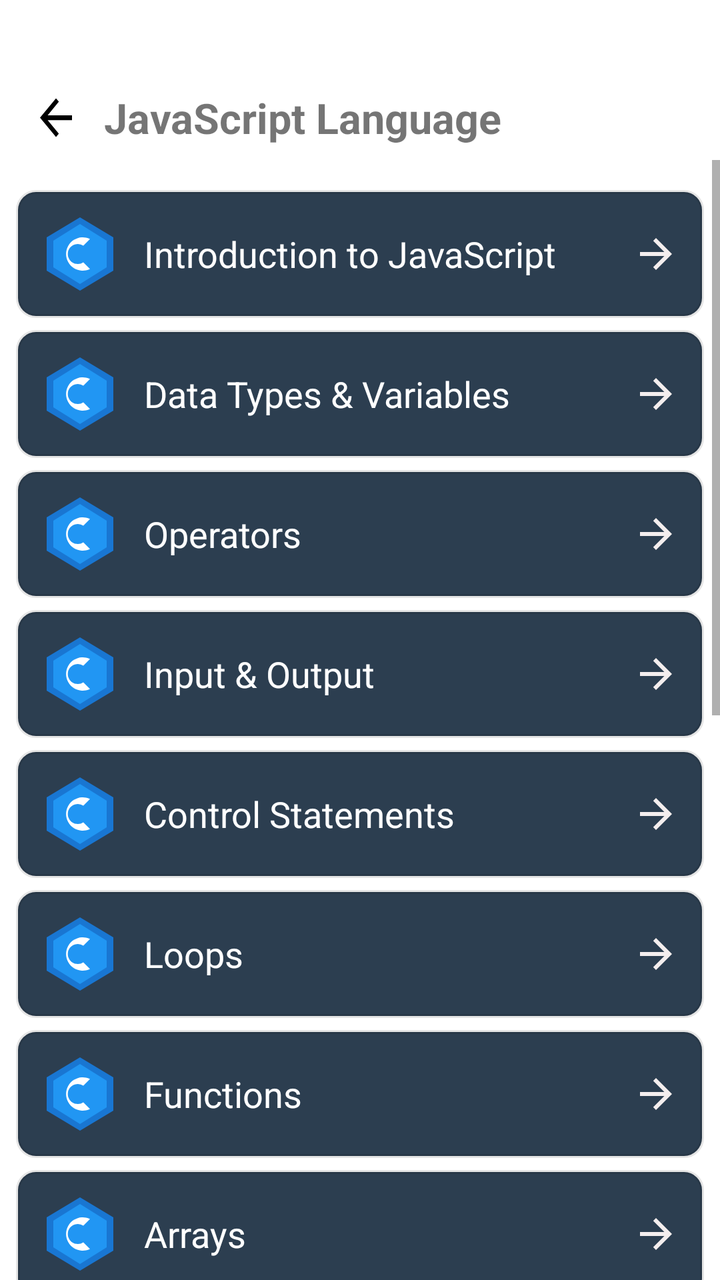
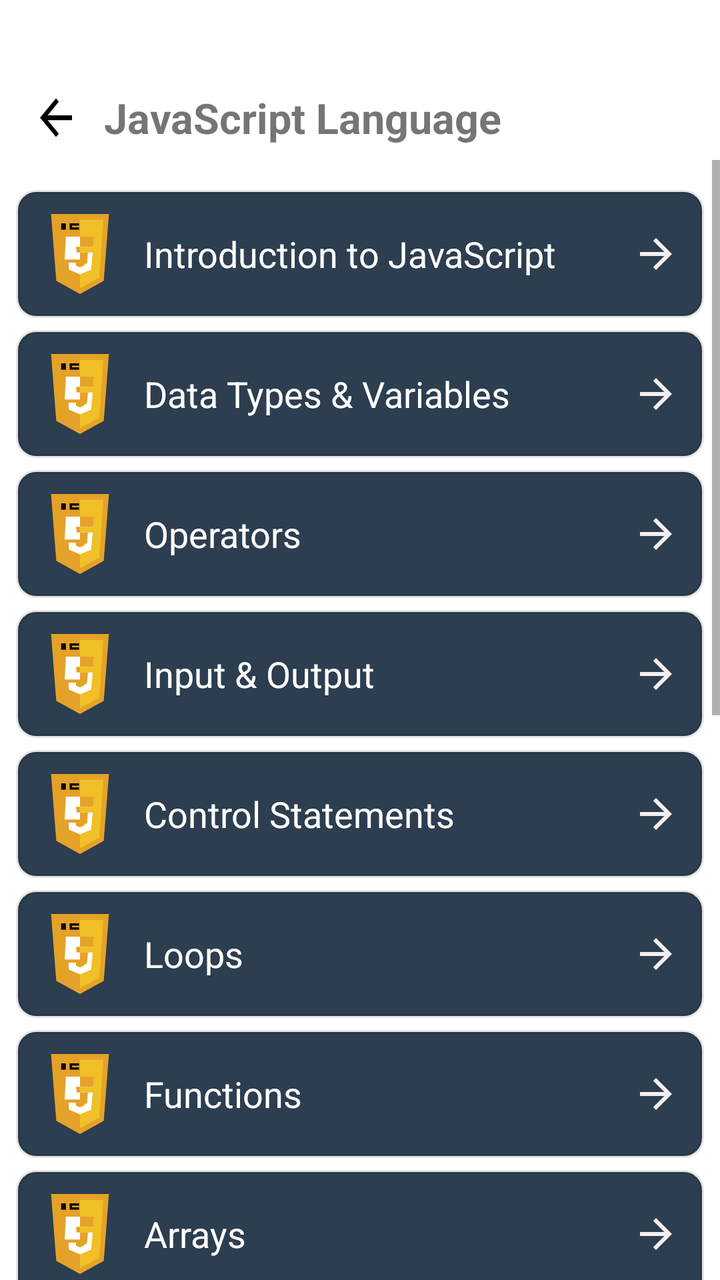

An Android layout rendered at two revisions. The XML below is the earlier revision; the diff shows what the commit changed to produce the second picture.
<!-- AndroidManifest.xml: application theme Theme.QuizApp -->
<!-- res/layout/activity_java_script.xml -->
<?xml version="1.0" encoding="utf-8"?>
<LinearLayout xmlns:android="http://schemas.android.com/apk/res/android"
    xmlns:app="http://schemas.android.com/apk/res-auto"
    android:layout_width="match_parent"
    android:layout_height="match_parent"
    android:orientation="vertical">

    
    <androidx.appcompat.widget.Toolbar
        android:id="@+id/cToolbar"
        android:layout_width="match_parent"
        android:layout_height="80dp"
        android:paddingTop="38dp"
        app:titleTextAppearance="@style/ToolbarTitleBold">

        <TextView
            android:id="@+id/backJavaScript"
            android:layout_width="wrap_content"
            android:layout_height="wrap_content"
            android:padding="5sp"
            android:background="@drawable/back"/>

        <TextView
            android:layout_width="match_parent"
            android:layout_height="wrap_content"
            android:text="JavaScript Language"
            android:textStyle="bold"
            android:textSize="21dp"
            android:paddingStart="12sp" />
    </androidx.appcompat.widget.Toolbar>

    

    <ScrollView
        android:layout_width="match_parent"
        android:layout_height="match_parent">

        <LinearLayout
            android:layout_width="match_parent"
            android:layout_height="wrap_content"
            android:orientation="vertical">

            
            <LinearLayout
                android:id="@+id/jsIntroduction"
                android:layout_width="match_parent"
                android:layout_height="wrap_content"
                android:background="@drawable/rounded_bg"
                android:orientation="horizontal"
                android:gravity="center_vertical"
                android:padding="12dp"
                android:layout_marginTop="15dp"
                android:layout_marginHorizontal="8dp">

                <ImageView
                    android:layout_width="40dp"
                    android:layout_height="40dp"
                    android:src="@drawable/ic_c_language" />

                <TextView
                    android:layout_width="0dp"
                    android:layout_height="wrap_content"
                    android:layout_weight="1"
                    android:layout_marginStart="12dp"
                    android:text="Introduction to JavaScript"
                    android:textColor="@android:color/white"
                    android:textSize="18sp" />

                <ImageView
                    android:layout_width="24dp"
                    android:layout_height="24dp"
                    android:src="@drawable/right_arrow" />
            </LinearLayout>

            
            <LinearLayout
                android:id="@+id/jsDataType"
                android:layout_width="match_parent"
                android:layout_height="wrap_content"
                android:background="@drawable/rounded_bg"
                android:orientation="horizontal"
                android:gravity="center_vertical"
                android:padding="12dp"
                android:layout_marginTop="6dp"
                android:layout_marginHorizontal="8dp">

                <ImageView
                    android:layout_width="40dp"
                    android:layout_height="40dp"
                    android:src="@drawable/ic_c_language" />

                <TextView
                    android:layout_width="0dp"
                    android:layout_height="wrap_content"
                    android:layout_weight="1"
                    android:layout_marginStart="12dp"
                    android:text="Data Types &amp; Variables"
                    android:textColor="@android:color/white"
                    android:textSize="18sp" />

                <ImageView
                    android:layout_width="24dp"
                    android:layout_height="24dp"
                    android:src="@drawable/right_arrow" />
            </LinearLayout>

            <LinearLayout
                android:id="@+id/jsOperators"
                android:layout_width="match_parent"
                android:layout_height="wrap_content"
                android:background="@drawable/rounded_bg"
                android:orientation="horizontal"
                android:gravity="center_vertical"
                android:padding="12dp"
                android:layout_marginTop="6dp"
                android:layout_marginHorizontal="8dp">

                <ImageView
                    android:layout_width="40dp"
                    android:layout_height="40dp"
                    android:src="@drawable/ic_c_language" />

                <TextView
                    android:layout_width="0dp"
                    android:layout_height="wrap_content"
                    android:layout_weight="1"
                    android:layout_marginStart="12dp"
                    android:text="Operators"
                    android:textColor="@android:color/white"
                    android:textSize="18sp" />

                <ImageView
                    android:layout_width="24dp"
                    android:layout_height="24dp"
                    android:src="@drawable/right_arrow" />
            </LinearLayout>

            
            <LinearLayout
                android:id="@+id/jsInput"
                android:layout_width="match_parent"
                android:layout_height="wrap_content"
                android:background="@drawable/rounded_bg"
                android:orientation="horizontal"
                android:gravity="center_vertical"
                android:padding="12dp"
                android:layout_marginTop="6dp"
                android:layout_marginHorizontal="8dp">

                <ImageView
                    android:layout_width="40dp"
                    android:layout_height="40dp"
                    android:src="@drawable/ic_c_language" />

                <TextView
                    android:layout_width="0dp"
                    android:layout_height="wrap_content"
                    android:layout_weight="1"
                    android:layout_marginStart="12dp"
                    android:text="Input &amp; Output"
                    android:textColor="@android:color/white"
                    android:textSize="18sp" />

                <ImageView
                    android:layout_width="24dp"
                    android:layout_height="24dp"
                    android:src="@drawable/right_arrow" />
            </LinearLayout>

            <LinearLayout
                android:id="@+id/jsStatements"
                android:layout_width="match_parent"
                android:layout_height="wrap_content"
                android:background="@drawable/rounded_bg"
                android:orientation="horizontal"
                android:gravity="center_vertical"
                android:padding="12dp"
                android:layout_marginTop="6dp"
                android:layout_marginHorizontal="8dp">

                <ImageView
                    android:layout_width="40dp"
                    android:layout_height="40dp"
                    android:src="@drawable/ic_c_language" />

                <TextView
                    android:layout_width="0dp"
                    android:layout_height="wrap_content"
                    android:layout_weight="1"
                    android:layout_marginStart="12dp"
                    android:text="Control Statements"
                    android:textColor="@android:color/white"
                    android:textSize="18sp" />

                <ImageView
                    android:layout_width="24dp"
                    android:layout_height="24dp"
                    android:src="@drawable/right_arrow" />
            </LinearLayout>

            
            <LinearLayout
                android:id="@+id/jsLoops"
                android:layout_width="match_parent"
                android:layout_height="wrap_content"
                android:background="@drawable/rounded_bg"
                android:orientation="horizontal"
                android:gravity="center_vertical"
                android:padding="12dp"
                android:layout_marginTop="6dp"
                android:layout_marginHorizontal="8dp">

                <ImageView
                    android:layout_width="40dp"
                    android:layout_height="40dp"
                    android:src="@drawable/ic_c_language" />

                <TextView
                    android:layout_width="0dp"
                    android:layout_height="wrap_content"
                    android:layout_weight="1"
                    android:layout_marginStart="12dp"
                    android:text="Loops"
                    android:textColor="@android:color/white"
                    android:textSize="18sp" />

                <ImageView
                    android:layout_width="24dp"
                    android:layout_height="24dp"
                    android:src="@drawable/right_arrow" />
            </LinearLayout>

            <LinearLayout
                android:id="@+id/jsFunctions"
                android:layout_width="match_parent"
                android:layout_height="wrap_content"
                android:background="@drawable/rounded_bg"
                android:orientation="horizontal"
                android:gravity="center_vertical"
                android:padding="12dp"
                android:layout_marginTop="6dp"
                android:layout_marginHorizontal="8dp">

                <ImageView
                    android:layout_width="40dp"
                    android:layout_height="40dp"
                    android:src="@drawable/ic_c_language" />

                <TextView
                    android:layout_width="0dp"
                    android:layout_height="wrap_content"
                    android:layout_weight="1"
                    android:layout_marginStart="12dp"
                    android:text="Functions"
                    android:textColor="@android:color/white"
                    android:textSize="18sp" />

                <ImageView
                    android:layout_width="24dp"
                    android:layout_height="24dp"
                    android:src="@drawable/right_arrow" />
            </LinearLayout>

            
            <LinearLayout
                android:id="@+id/jsArrays"
                android:layout_width="match_parent"
                android:layout_height="wrap_content"
                android:background="@drawable/rounded_bg"
                android:orientation="horizontal"
                android:gravity="center_vertical"
                android:padding="12dp"
                android:layout_marginTop="6dp"
                android:layout_marginHorizontal="8dp">

                <ImageView
                    android:layout_width="40dp"
                    android:layout_height="40dp"
                    android:src="@drawable/ic_c_language" />

                <TextView
                    android:layout_width="0dp"
                    android:layout_height="wrap_content"
                    android:layout_weight="1"
                    android:layout_marginStart="12dp"
                    android:text="Arrays"
                    android:textColor="@android:color/white"
                    android:textSize="18sp" />

                <ImageView
                    android:layout_width="24dp"
                    android:layout_height="24dp"
                    android:src="@drawable/right_arrow" />
            </LinearLayout>

            <LinearLayout
                android:id="@+id/jsStrings"
                android:layout_width="match_parent"
                android:layout_height="wrap_content"
                android:background="@drawable/rounded_bg"
                android:orientation="horizontal"
                android:gravity="center_vertical"
                android:padding="12dp"
                android:layout_marginTop="6dp"
                android:layout_marginHorizontal="8dp">

                <ImageView
                    android:layout_width="40dp"
                    android:layout_height="40dp"
                    android:src="@drawable/ic_c_language" />

                <TextView
                    android:layout_width="0dp"
                    android:layout_height="wrap_content"
                    android:layout_weight="1"
                    android:layout_marginStart="12dp"
                    android:text="Strings"
                    android:textColor="@android:color/white"
                    android:textSize="18sp" />

                <ImageView
                    android:layout_width="24dp"
                    android:layout_height="24dp"
                    android:src="@drawable/right_arrow" />
            </LinearLayout>

            
            <LinearLayout
                android:id="@+id/jsObjects"
                android:layout_width="match_parent"
                android:layout_height="wrap_content"
                android:background="@drawable/rounded_bg"
                android:orientation="horizontal"
                android:gravity="center_vertical"
                android:padding="12dp"
                android:layout_marginTop="6dp"
                android:layout_marginHorizontal="8dp">

                <ImageView
                    android:layout_width="40dp"
                    android:layout_height="40dp"
                    android:src="@drawable/ic_c_language" />

                <TextView
                    android:layout_width="0dp"
                    android:layout_height="wrap_content"
                    android:layout_weight="1"
                    android:layout_marginStart="12dp"
                    android:text="Objects"
                    android:textColor="@android:color/white"
                    android:textSize="18sp" />

                <ImageView
                    android:layout_width="24dp"
                    android:layout_height="24dp"
                    android:src="@drawable/right_arrow" />
            </LinearLayout>

            <LinearLayout
                android:id="@+id/jsDOM"
                android:layout_width="match_parent"
                android:layout_height="wrap_content"
                android:background="@drawable/rounded_bg"
                android:orientation="horizontal"
                android:gravity="center_vertical"
                android:padding="12dp"
                android:layout_marginTop="6dp"
                android:layout_marginHorizontal="8dp">

                <ImageView
                    android:layout_width="40dp"
                    android:layout_height="40dp"
                    android:src="@drawable/ic_c_language" />

                <TextView
                    android:layout_width="0dp"
                    android:layout_height="wrap_content"
                    android:layout_weight="1"
                    android:layout_marginStart="12dp"
                    android:text="DOM Manipulation"
                    android:textColor="@android:color/white"
                    android:textSize="18sp" />

                <ImageView
                    android:layout_width="24dp"
                    android:layout_height="24dp"
                    android:src="@drawable/right_arrow" />
            </LinearLayout>

            
            <LinearLayout
                android:id="@+id/jsEvents"
                android:layout_width="match_parent"
                android:layout_height="wrap_content"
                android:background="@drawable/rounded_bg"
                android:orientation="horizontal"
                android:gravity="center_vertical"
                android:padding="12dp"
                android:layout_marginTop="6dp"
                android:layout_marginHorizontal="8dp">

                <ImageView
                    android:layout_width="40dp"
                    android:layout_height="40dp"
                    android:src="@drawable/ic_c_language" />

                <TextView
                    android:layout_width="0dp"
                    android:layout_height="wrap_content"
                    android:layout_weight="1"
                    android:layout_marginStart="12dp"
                    android:text="Events"
                    android:textColor="@android:color/white"
                    android:textSize="18sp" />

                <ImageView
                    android:layout_width="24dp"
                    android:layout_height="24dp"
                    android:src="@drawable/right_arrow" />
            </LinearLayout>

            <LinearLayout
                android:id="@+id/jsClasses"
                android:layout_width="match_parent"
                android:layout_height="wrap_content"
                android:background="@drawable/rounded_bg"
                android:orientation="horizontal"
                android:gravity="center_vertical"
                android:padding="12dp"
                android:layout_marginTop="6dp"
                android:layout_marginHorizontal="8dp">

                <ImageView
                    android:layout_width="40dp"
                    android:layout_height="40dp"
                    android:src="@drawable/ic_c_language" />

                <TextView
                    android:layout_width="0dp"
                    android:layout_height="wrap_content"
                    android:layout_weight="1"
                    android:layout_marginStart="12dp"
                    android:text="Classes &amp; OOP"
                    android:textColor="@android:color/white"
                    android:textSize="18sp" />

                <ImageView
                    android:layout_width="24dp"
                    android:layout_height="24dp"
                    android:src="@drawable/right_arrow" />
            </LinearLayout>

            <LinearLayout
                android:id="@+id/jsErrorHandling"
                android:layout_width="match_parent"
                android:layout_height="wrap_content"
                android:background="@drawable/rounded_bg"
                android:orientation="horizontal"
                android:gravity="center_vertical"
                android:padding="12dp"
                android:layout_marginTop="6dp"
                android:layout_marginHorizontal="8dp">

                <ImageView
                    android:layout_width="40dp"
                    android:layout_height="40dp"
                    android:src="@drawable/ic_c_language" />

                <TextView
                    android:layout_width="0dp"
                    android:layout_height="wrap_content"
                    android:layout_weight="1"
                    android:layout_marginStart="12dp"
                    android:text="Error &amp; Exception Handling"
                    android:textColor="@android:color/white"
                    android:textSize="18sp" />

                <ImageView
                    android:layout_width="24dp"
                    android:layout_height="24dp"
                    android:src="@drawable/right_arrow" />
            </LinearLayout>

            <LinearLayout
                android:id="@+id/jsAsync"
                android:layout_width="match_parent"
                android:layout_height="wrap_content"
                android:background="@drawable/rounded_bg"
                android:orientation="horizontal"
                android:gravity="center_vertical"
                android:padding="12dp"
                android:layout_marginTop="6dp"
                android:layout_marginHorizontal="8dp">

                <ImageView
                    android:layout_width="40dp"
                    android:layout_height="40dp"
                    android:src="@drawable/ic_c_language" />

                <TextView
                    android:layout_width="0dp"
                    android:layout_height="wrap_content"
                    android:layout_weight="1"
                    android:layout_marginStart="12dp"
                    android:text="Async or Await"
                    android:textColor="@android:color/white"
                    android:textSize="18sp" />

                <ImageView
                    android:layout_width="24dp"
                    android:layout_height="24dp"
                    android:src="@drawable/right_arrow" />
            </LinearLayout>

            <LinearLayout
                android:id="@+id/jsPromises"
                android:layout_width="match_parent"
                android:layout_height="wrap_content"
                android:background="@drawable/rounded_bg"
                android:orientation="horizontal"
                android:gravity="center_vertical"
                android:padding="12dp"
                android:layout_marginTop="6dp"
                android:layout_marginHorizontal="8dp">

                <ImageView
                    android:layout_width="40dp"
                    android:layout_height="40dp"
                    android:src="@drawable/ic_c_language" />

                <TextView
                    android:layout_width="0dp"
                    android:layout_height="wrap_content"
                    android:layout_weight="1"
                    android:layout_marginStart="12dp"
                    android:text="Promises"
                    android:textColor="@android:color/white"
                    android:textSize="18sp" />

                <ImageView
                    android:layout_width="24dp"
                    android:layout_height="24dp"
                    android:src="@drawable/right_arrow" />
            </LinearLayout>

        </LinearLayout>
    </ScrollView>

</LinearLayout>
<!-- resources referenced by this layout -->
<resources>
  <!-- drawable back (drawable) -->
  <vector xmlns:android="http://schemas.android.com/apk/res/android"
      android:autoMirrored="true"
      android:height="24dp"
      android:width="24dp"
      android:viewportHeight="24"
      android:viewportWidth="24"
      android:tint="?attr/colorOnBackground">
  
      <path
          android:fillColor="@android:color/white"
          android:pathData="M20,11H7.83l5.59,-5.59L12,4l-8,8 8,8 1.41,-1.41L7.83,13H20v-2z"/>
  </vector>
  <!-- drawable ic_c_language (drawable) -->
  <vector xmlns:android="http://schemas.android.com/apk/res/android"
      android:width="48dp"
      android:height="48dp"
      android:viewportWidth="48"
      android:viewportHeight="48">
  
      
      <path
          android:fillColor="#1976D2"
          android:pathData="M24,2 L44,14 L44,34 L24,46 L4,34 L4,14 Z" />
  
      
      <path
          android:fillColor="#2196F3"
          android:pathData="M24,6 L40,16 L40,32 L24,42 L8,32 L8,16 Z" />
  
      
      <path
          android:fillColor="#FFFFFF"
          android:pathData="M30,15
                            A10,10 0 1,0 30,33
                            L26,29
                            A6,6 0 1,1 26,19 Z" />
  </vector>
  <!-- drawable right_arrow (drawable) -->
  <vector xmlns:android="http://schemas.android.com/apk/res/android" android:autoMirrored="true" android:height="24dp" android:tint="#F4EEEE" android:viewportHeight="24" android:viewportWidth="24" android:width="24dp">
        
      <path android:fillColor="@android:color/white" android:pathData="M12,4l-1.41,1.41L16.17,11H4v2h12.17l-5.58,5.59L12,20l8,-8z"/>
      
  </vector>
  <!-- drawable rounded_bg (drawable) -->
  <?xml version="1.0" encoding="utf-8"?>
  <shape xmlns:android="http://schemas.android.com/apk/res/android"
      android:shape="rectangle">
  
      
      <solid android:color="#2C3E50" />
  
      
      <corners android:radius="9dp" />
  
      
      <stroke
          android:width="2dp"
          android:color="#1A000000" />
  
  </shape>
  <style name="ToolbarTitleBold" parent="TextAppearance.Widget.AppCompat.Toolbar.Title">
          <item name="android:textStyle">bold</item>
      </style>
  <style name="Theme.QuizApp" parent="Theme.MaterialComponents.DayNight.NoActionBar">
          
          <item name="android:statusBarColor">@color/white</item>
          
          <item name="android:windowLightStatusBar">true</item>
      </style>
  <color name="white">#FFFFFFFF</color>
</resources>

<!-- the commit's change to res/layout/activity_java_script.xml (unified diff, before → after) -->
@@ -55,7 +55,7 @@
                 <ImageView
                     android:layout_width="40dp"
                     android:layout_height="40dp"
-                    android:src="@drawable/ic_c_language" />
+                    android:src="@drawable/javascript_logo" />
 
                 <TextView
                     android:layout_width="0dp"
@@ -87,7 +87,7 @@
                 <ImageView
                     android:layout_width="40dp"
                     android:layout_height="40dp"
-                    android:src="@drawable/ic_c_language" />
+                    android:src="@drawable/javascript_logo" />
 
                 <TextView
                     android:layout_width="0dp"
@@ -118,7 +118,7 @@
                 <ImageView
                     android:layout_width="40dp"
                     android:layout_height="40dp"
-                    android:src="@drawable/ic_c_language" />
+                    android:src="@drawable/javascript_logo" />
 
                 <TextView
                     android:layout_width="0dp"
@@ -150,7 +150,7 @@
                 <ImageView
                     android:layout_width="40dp"
                     android:layout_height="40dp"
-                    android:src="@drawable/ic_c_language" />
+                    android:src="@drawable/javascript_logo" />
 
                 <TextView
                     android:layout_width="0dp"
@@ -181,7 +181,7 @@
                 <ImageView
                     android:layout_width="40dp"
                     android:layout_height="40dp"
-                    android:src="@drawable/ic_c_language" />
+                    android:src="@drawable/javascript_logo" />
 
                 <TextView
                     android:layout_width="0dp"
@@ -213,7 +213,7 @@
                 <ImageView
                     android:layout_width="40dp"
                     android:layout_height="40dp"
-                    android:src="@drawable/ic_c_language" />
+                    android:src="@drawable/javascript_logo" />
 
                 <TextView
                     android:layout_width="0dp"
@@ -244,7 +244,7 @@
                 <ImageView
                     android:layout_width="40dp"
                     android:layout_height="40dp"
-                    android:src="@drawable/ic_c_language" />
+                    android:src="@drawable/javascript_logo" />
 
                 <TextView
                     android:layout_width="0dp"
@@ -276,7 +276,7 @@
                 <ImageView
                     android:layout_width="40dp"
                     android:layout_height="40dp"
-                    android:src="@drawable/ic_c_language" />
+                    android:src="@drawable/javascript_logo" />
 
                 <TextView
                     android:layout_width="0dp"
@@ -307,7 +307,7 @@
                 <ImageView
                     android:layout_width="40dp"
                     android:layout_height="40dp"
-                    android:src="@drawable/ic_c_language" />
+                    android:src="@drawable/javascript_logo" />
 
                 <TextView
                     android:layout_width="0dp"
@@ -339,7 +339,7 @@
                 <ImageView
                     android:layout_width="40dp"
                     android:layout_height="40dp"
-                    android:src="@drawable/ic_c_language" />
+                    android:src="@drawable/javascript_logo" />
 
                 <TextView
                     android:layout_width="0dp"
@@ -370,7 +370,7 @@
                 <ImageView
                     android:layout_width="40dp"
                     android:layout_height="40dp"
-                    android:src="@drawable/ic_c_language" />
+                    android:src="@drawable/javascript_logo" />
 
                 <TextView
                     android:layout_width="0dp"
@@ -402,7 +402,7 @@
                 <ImageView
                     android:layout_width="40dp"
                     android:layout_height="40dp"
-                    android:src="@drawable/ic_c_language" />
+                    android:src="@drawable/javascript_logo" />
 
                 <TextView
                     android:layout_width="0dp"
@@ -433,7 +433,7 @@
                 <ImageView
                     android:layout_width="40dp"
                     android:layout_height="40dp"
-                    android:src="@drawable/ic_c_language" />
+                    android:src="@drawable/javascript_logo" />
 
                 <TextView
                     android:layout_width="0dp"
@@ -464,7 +464,7 @@
                 <ImageView
                     android:layout_width="40dp"
                     android:layout_height="40dp"
-                    android:src="@drawable/ic_c_language" />
+                    android:src="@drawable/javascript_logo" />
 
                 <TextView
                     android:layout_width="0dp"
@@ -495,7 +495,7 @@
                 <ImageView
                     android:layout_width="40dp"
                     android:layout_height="40dp"
-                    android:src="@drawable/ic_c_language" />
+                    android:src="@drawable/javascript_logo" />
 
                 <TextView
                     android:layout_width="0dp"
@@ -526,7 +526,7 @@
                 <ImageView
                     android:layout_width="40dp"
                     android:layout_height="40dp"
-                    android:src="@drawable/ic_c_language" />
+                    android:src="@drawable/javascript_logo" />
 
                 <TextView
                     android:layout_width="0dp"
<!-- resource entries referenced after the edit -->
@@ -13,30 +13,37 @@
           android:fillColor="@android:color/white"
           android:pathData="M20,11H7.83l5.59,-5.59L12,4l-8,8 8,8 1.41,-1.41L7.83,13H20v-2z"/>
   </vector>
-  <!-- drawable ic_c_language (drawable) -->
+  <!-- drawable javascript_logo (drawable) -->
   <vector xmlns:android="http://schemas.android.com/apk/res/android"
-      android:width="48dp"
-      android:height="48dp"
-      android:viewportWidth="48"
-      android:viewportHeight="48">
+      android:width="200dp"
+      android:height="200dp"
+      android:viewportWidth="512"
+      android:viewportHeight="512">
   
       
       <path
-          android:fillColor="#1976D2"
-          android:pathData="M24,2 L44,14 L44,34 L24,46 L4,34 L4,14 Z" />
+          android:fillColor="#E5A228"
+          android:pathData="M71,0h370l-33,428 -152,84 -152,-84z" />
   
       
       <path
-          android:fillColor="#2196F3"
-          android:pathData="M24,6 L40,16 L40,32 L24,42 L8,32 L8,16 Z" />
+          android:fillColor="#F1BF26"
+          android:pathData="M256,37v439l123,-68 27,-371z" />
   
       
       <path
           android:fillColor="#FFFFFF"
-          android:pathData="M30,15
-                            A10,10 0 1,0 30,33
-                            L26,29
-                            A6,6 0 1,1 26,19 Z" />
+          android:pathData="M166,145h180l-6,65h-109l3,36h103l-10,110 -71,30 -70,-30 -4,-45h47l2,20 26,11 27,-11 4,-40h-130z" />
+  
+      
+      <path
+          android:fillColor="#E5A228"
+          android:pathData="M256,145h90l-6,65h-84v-65zM256,246h51l-6,70 -45,20v-90z" />
+  
+      
+      <path
+          android:fillColor="#000000"
+          android:pathData="M135,60h30v40h-30zM190,60h60v15h-45v10h45v15h-60z" />
   </vector>
   <!-- drawable right_arrow (drawable) -->
   <vector xmlns:android="http://schemas.android.com/apk/res/android" android:autoMirrored="true" android:height="24dp" android:tint="#F4EEEE" android:viewportHeight="24" android:viewportWidth="24" android:width="24dp">
